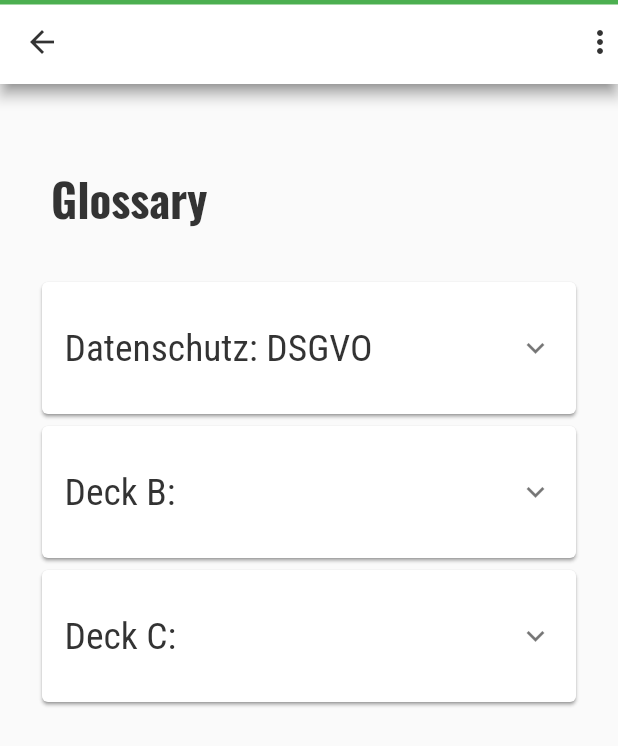
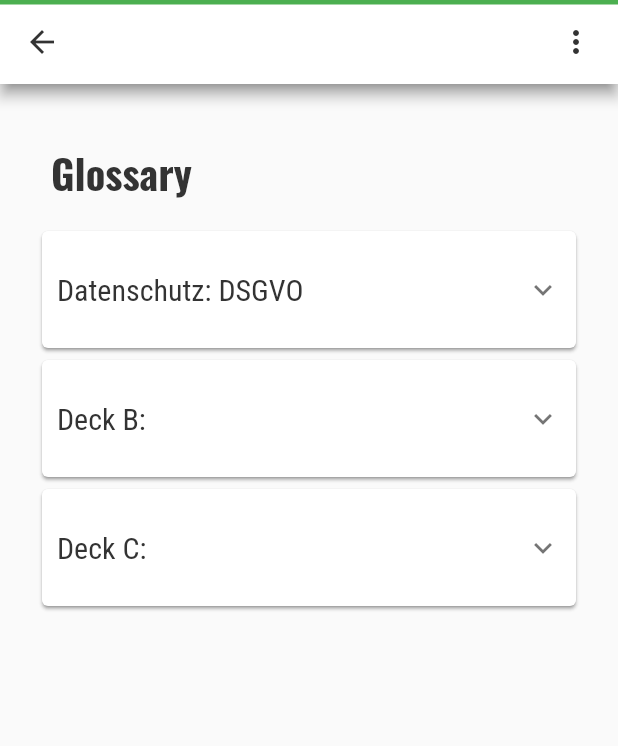
Before and after one commit to iwilfried/Flutter-Flashcards-Portrait, a Flutter app: the screen it shows after launch, after a tap on the "arrow forward" icon, after a tap on "Start Studying", after a tap on the "collections bookmark" icon, on a phone screen of 412 x 824 dp. Shown: the top 746 px of the screen. Run offline on Flutter 3.47's test engine with Material 2 defaults, Android fonts, the phone set to English and light mode, and no system bars; drawn by our look-alikes of auto_size_text; our stand-ins replace equatable, flip_card, flutter_riverpod, google_fonts, shared_preferences, styled_text; missing offline and left inert: splash_screen_view.

Commit message:
minor updates

```diff
--- a/lib/main.dart
+++ b/lib/main.dart
@@ -1,6 +1,7 @@
 import 'package:flutter/material.dart';
 import 'package:flutter/services.dart';
 import 'package:flutter_riverpod/flutter_riverpod.dart';
+import 'package:google_fonts/google_fonts.dart';
 import 'package:splash_screen_view/SplashScreenView.dart';
 
 import 'state_managment/dark_mode_state_manager.dart';
@@ -42,15 +43,20 @@ class MyApp extends ConsumerWidget {
       themeMode: darkMode ? ThemeMode.dark : ThemeMode.light,
       home: SplashScreenView(
         navigateRoute: const MainScreen(),
-          duration: 3000,
-          imageSize: 200,
+        duration: 5000,
+        imageSize: 130,
         imageSrc: "assets/images/view.png",
-          text: "Accelerated Learning",
+        text: "Accelerated Learning \n \n Flash Cards",
         textType: TextType.TyperAnimatedText,
+        textStyle: GoogleFonts.robotoSlab(
+          textStyle: GoogleFonts.robotoSlab(
               textStyle: const TextStyle(
-            fontSize: 45.0,
+                  color: Colors.blue,
+                  fontWeight: FontWeight.w500,
+                  fontSize: 50)),
         ),
-          backgroundColor: Colors.white,
-        ));
+        // backgroundColor: Colors.white,
+      ),
+    );
   }
 }
--- a/lib/screens/glossries_screen.dart
+++ b/lib/screens/glossries_screen.dart
@@ -3,9 +3,6 @@ import "package:flutter/material.dart";
 import 'package:flutter_riverpod/flutter_riverpod.dart';
 import 'package:google_fonts/google_fonts.dart';
 import 'package:styled_text/styled_text.dart';
-import 'package:styled_text/tags/styled_text_tag.dart';
-import 'package:styled_text/tags/styled_text_tag_action.dart';
-import 'package:styled_text/tags/styled_text_tag_base.dart';
 import 'package:url_launcher/url_launcher.dart';
 
 import '../models/glossry.dart';
@@ -97,23 +94,24 @@ class _GlossariesScreenState extends ConsumerState<GlossariesScreen> {
                 }).toList();
               },
             ),
+            const SizedBox(width: 16),
           ],
         ),
         body: Padding(
-            padding: const EdgeInsets.all(24),
+            padding: const EdgeInsets.symmetric(horizontal: 24, vertical: 24),
             child: Column(
               crossAxisAlignment: CrossAxisAlignment.start,
               children: [
                 Padding(
                   padding:
-                      const EdgeInsets.symmetric(vertical: 30, horizontal: 10),
+                      const EdgeInsets.symmetric(vertical: 15, horizontal: 10),
                   child: Text(
                     "Glossary",
                     style: GoogleFonts.oswald(
                       textStyle: TextStyle(
                         fontWeight: FontWeight.bold,
                         color: Theme.of(context).primaryColor,
-                        fontSize: 30,
+                        fontSize: 27,
                       ),
                     ),
                   ),
@@ -125,7 +123,7 @@ class _GlossariesScreenState extends ConsumerState<GlossariesScreen> {
                         return Card(
                           child: ExpansionTile(
                             key: GlobalKey(),
-                            tilePadding: const EdgeInsets.all(15),
+                            tilePadding: const EdgeInsets.all(10),
                             title: SizedBox(
                               width: MediaQuery.of(context).size.width,
                               child: Column(
@@ -137,7 +135,7 @@ class _GlossariesScreenState extends ConsumerState<GlossariesScreen> {
                                     style: GoogleFonts.robotoCondensed(
                                       textStyle: TextStyle(
                                         color: Theme.of(context).primaryColor,
-                                        fontSize: 25,
+                                        fontSize: 20,
                                       ),
                                     ),
                                   ),
@@ -151,13 +149,13 @@ class _GlossariesScreenState extends ConsumerState<GlossariesScreen> {
                                 return Padding(
                                   padding: const EdgeInsets.all(8.0),
                                   child: StyledText(
-                                    textAlign: TextAlign.center,
+                                    textAlign: TextAlign.left,
                                     text: widget.glossries[index].questions[i],
                                     style: GoogleFonts.robotoCondensed(
                                         textStyle: TextStyle(
                                       fontWeight: FontWeight.normal,
                                       color: Theme.of(context).primaryColor,
-                                      fontSize: 22,
+                                      fontSize: 18,
                                     )),
                                     tags: tags,
                                   ),
--- a/lib/screens/main_screen.dart
+++ b/lib/screens/main_screen.dart
@@ -102,11 +102,11 @@ class _MainScreenState extends ConsumerState<MainScreen> {
                     child: AutoSizeText(
                         page == 0 ? "Accelerated Learning" : "FlashDecks",
                         maxLines: 1,
-                        style: GoogleFonts.roboto(
-                            textStyle: TextStyle(
-                                color: Theme.of(context).primaryColor,
-                                fontSize: 24,
-                                fontWeight: FontWeight.w300))),
+                        style: TextStyle(
+                            color: Theme.of(context).primaryColor,
+                            fontFamily: "RobotoSerif",
+                            fontSize: 20,
+                            fontWeight: FontWeight.w300)),
                   )),
               Expanded(
                 flex: 1,
--- a/lib/screens/slides_screen.dart
+++ b/lib/screens/slides_screen.dart
@@ -290,8 +290,8 @@ class _MainScreenState extends ConsumerState<SlidesScreen> {
                           shape: RoundedRectangleBorder(
                               side: const BorderSide(
                                   color: Colors.green, width: 0.5),
-                              borderRadius: BorderRadius.circular(3.0)),
-                          padding: const EdgeInsets.all(15.0),
+                              borderRadius: BorderRadius.circular(10.0)),
+                          padding: const EdgeInsets.all(10.0),
                         ),
                         onPressed: () {
                           ref
@@ -324,8 +324,8 @@ class _MainScreenState extends ConsumerState<SlidesScreen> {
                           shape: RoundedRectangleBorder(
                               side: const BorderSide(
                                   color: Colors.red, width: 0.5),
-                              borderRadius: BorderRadius.circular(3.0)),
-                          padding: const EdgeInsets.all(15.0),
+                              borderRadius: BorderRadius.circular(10.0)),
+                          padding: const EdgeInsets.all(10.0),
                         ),
                         onPressed: () {
                           ref
@@ -431,7 +431,7 @@ class _MainScreenState extends ConsumerState<SlidesScreen> {
                               fontWeight: FontWeight.w500)),
                     )),
                 const Spacer(),
-                Text(isQuestion ? "Question" : "Answer",
+                Text(isQuestion ? "QUESTION" : "ANSWER",
                     style: GoogleFonts.robotoSlab(
                       textStyle: GoogleFonts.robotoSlab(
                           textStyle: const TextStyle(
--- a/lib/slides/slide_one.dart
+++ b/lib/slides/slide_one.dart
@@ -77,20 +77,8 @@ class _SlideOneState extends ConsumerState<SlideOne> {
 
   @override
   Widget build(BuildContext context) {
-    double width = MediaQuery.of(context).size.width;
-    double height = MediaQuery.of(context).size.height;
-    return SizedBox(
-      height: height,
-      width: width,
-      child: Column(
-        mainAxisSize: MainAxisSize.min,
-        mainAxisAlignment: MainAxisAlignment.center,
-        crossAxisAlignment: CrossAxisAlignment.center,
-        children: [
-          const Spacer(),
-          Container(
-            width: width * .8,
-            height: height * .50,
+    return Expanded(
+      child: Container(
         margin: const EdgeInsets.only(
             left: 32.0, right: 32.0, top: 0.0, bottom: 0.0),
         color: Colors.transparent,
@@ -147,7 +135,7 @@ class _SlideOneState extends ConsumerState<SlideOne> {
                     ),
                     tags: tags,
                   ),
-                      const Spacer(flex: 5),
+                  const Spacer(),
                   Row(
                     mainAxisAlignment: MainAxisAlignment.start,
                     children: [
@@ -179,9 +167,6 @@ class _SlideOneState extends ConsumerState<SlideOne> {
           ),
         ),
       ),
-          const Spacer(),
-        ],
-      ),
     );
   }
 }
```
Also changed, not shown: lib/screens/see_more.dart (+22 -15 lines), pubspec.yaml (+4 -3 lines), assets/images/smallview.png (added), assets/images/view.png, pubspec.lock, 10 other files. Lines whose indentation alone changed are shown as unchanged.
